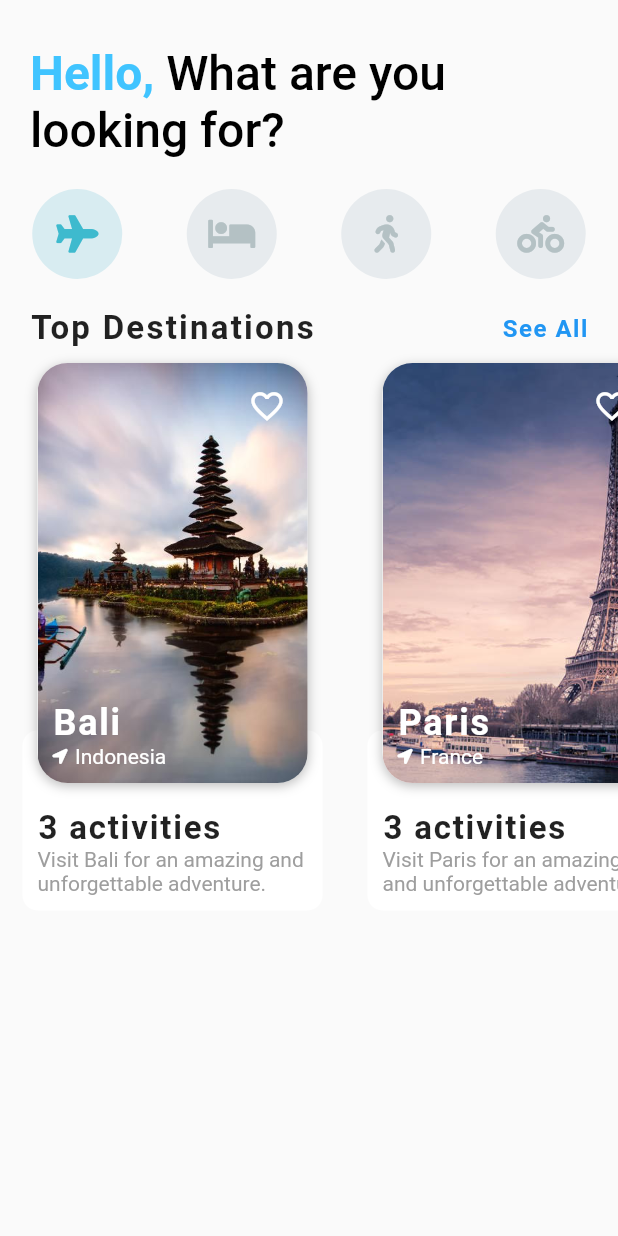
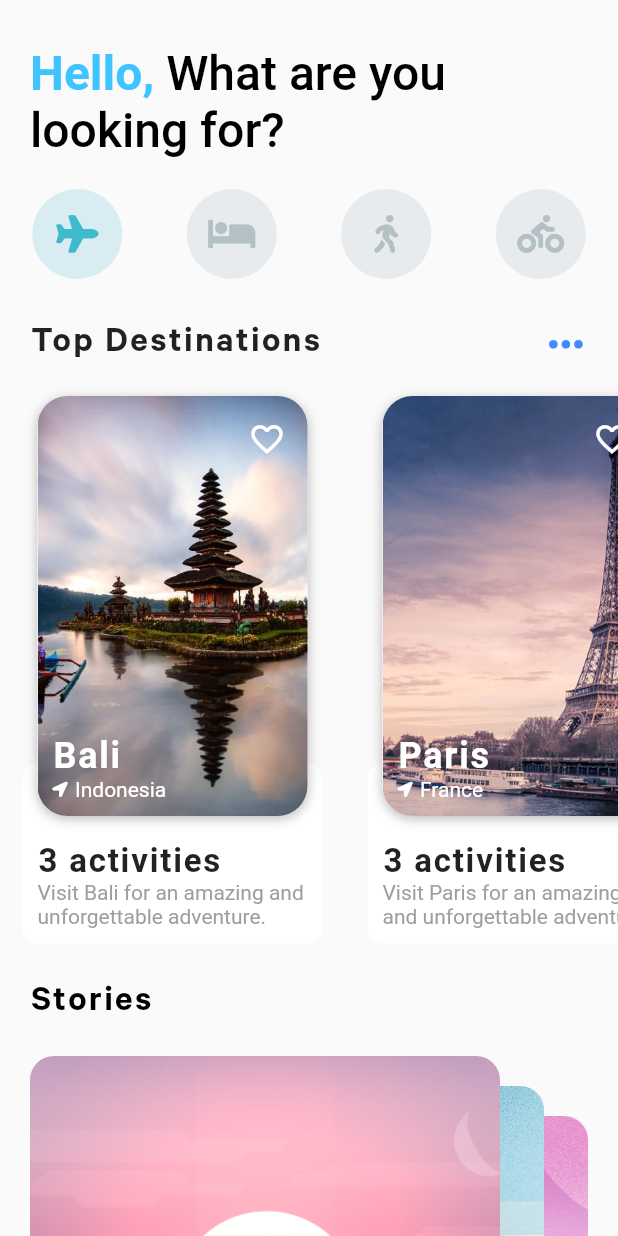
Before and after one commit to Shika-Dev/travel_for_noobs, a Flutter app: the searchtab screen opened directly, on a phone screen of 412 x 824 dp. Run offline on Flutter 3.47's test engine with Material 2 defaults, Android fonts, the phone set to English and light mode, and no system bars; our stand-ins replace font_awesome_flutter; project files that could hold a hidden picture were left out.

Commit message:
version 2.1: Add Stories Carousel to the main page

```diff
--- a/lib/tabs/searchtab.dart
+++ b/lib/tabs/searchtab.dart
@@ -1,6 +1,7 @@
 import 'package:flutter/material.dart';
 import 'package:font_awesome_flutter/font_awesome_flutter.dart';
 import 'package:travel_for_noobs/widgets/destination_carousel.dart';
+import 'package:travel_for_noobs/widgets/stories_carousel.dart';
 
 class searchtab extends StatefulWidget {
 
@@ -74,7 +75,7 @@ class _HomeScreenState extends State<searchtab> {
             ),
             SizedBox(height: 20.0),
             DestinationCarousel(),
-            SizedBox(height: 20.0),
+            stories_carousel(),
           ],
         ),
       ),
--- a/lib/widgets/destination_carousel.dart
+++ b/lib/widgets/destination_carousel.dart
@@ -4,6 +4,7 @@ import 'package:travel_for_noobs/screen/allDestination_screen.dart';
 import 'package:font_awesome_flutter/font_awesome_flutter.dart';
 import 'package:travel_for_noobs/widgets/favoriteIcon.dart';
 import 'package:travel_for_noobs/screen/destination_screen.dart';
+import 'package:travel_for_noobs/models/customIcons.dart';
 
 class DestinationCarousel extends StatelessWidget {
   @override
@@ -18,9 +19,10 @@ class DestinationCarousel extends StatelessWidget {
               Text(
                 'Top Destinations',
                 style: TextStyle(
-                  fontSize: 22.0,
+                  fontSize: 25.0,
                   fontWeight: FontWeight.bold,
                   letterSpacing: 1.5,
+                  fontFamily: "Calibre-Semibold",
                 ),
               ),
               GestureDetector(
@@ -30,7 +32,7 @@ class DestinationCarousel extends StatelessWidget {
                     builder: (_) => AllDestination(),
                   ),
                 ),
-                child: Text(
+                child: /*Text(
                   'See All',
                   style: TextStyle(
                     color: Theme.of(context).primaryColor,
@@ -38,7 +40,8 @@ class DestinationCarousel extends StatelessWidget {
                     fontWeight: FontWeight.w600,
                     letterSpacing: 1.0,
                   ),
-                ),
+                ),*/
+                IconButton(icon: Icon(CustomIcons.option, size: 10, color: Colors.blueAccent,))
               ),
             ],
           ),
@@ -56,7 +59,7 @@ class DestinationCarousel extends StatelessWidget {
                       context,
                       MaterialPageRoute(
                         builder: (_) => DestinationScreen(
-                          //destination: destination,
+                          destination: destination,
                         ),
                       ),
                     ),
--- /dev/null
+++ b/lib/widgets/stories_carousel.dart
@@ -0,0 +1,167 @@
+import 'package:flutter/material.dart';
+import 'package:travel_for_noobs/models/data.dart';
+import 'dart:math';
+
+class stories_carousel extends StatefulWidget {
+  @override
+  _stories_carouselState createState() => new _stories_carouselState();
+}
+
+var cardAspectRatio = 12.0 / 16.0;
+var widgetAspectRatio = cardAspectRatio * 1.2;
+
+class _stories_carouselState extends State<stories_carousel> {
+  var currentPage = images.length - 1.0;
+
+  @override
+  Widget build(BuildContext context) {
+    PageController controller = PageController(initialPage: images.length - 1);
+    controller.addListener(() {
+      setState(() {
+        currentPage = controller.page;
+      });
+    });
+
+    return Column(
+      children: <Widget>[
+                  Padding(
+                    padding: EdgeInsets.symmetric(horizontal: 20.0),
+                    child: Row(
+                      mainAxisAlignment: MainAxisAlignment.spaceBetween,
+                      children: <Widget>[
+                        Text("Stories",
+                            style: TextStyle(
+                              color: Colors.black,
+                              fontSize: 25.0,
+                              fontFamily: "Calibre-Semibold",
+                              letterSpacing: 1.5,
+                              fontWeight: FontWeight.bold
+                            )),
+                      ],
+                    ),
+                  ),
+                  Stack(
+                    children: <Widget>[
+                      CardScroll_Widget(currentPage),
+                      Positioned.fill(
+                        child: PageView.builder(
+                          itemCount: images.length,
+                          controller: controller,
+                          reverse: true,
+                          itemBuilder: (context, index) {
+                            return Container();
+                          },
+                        ),
+                      )
+                    ],
+                  ),
+                ],
+              );
+  }
+}
+
+class CardScroll_Widget extends StatelessWidget {
+  var currentPage;
+  var padding = 20.0;
+  var verticalInset = 20.0;
+
+  CardScroll_Widget(this.currentPage);
+
+  @override
+  Widget build(BuildContext context) {
+    return new AspectRatio(
+      aspectRatio: widgetAspectRatio,
+      child: LayoutBuilder(builder: (context, contraints) {
+        var width = contraints.maxWidth;
+        var height = contraints.maxHeight;
+
+        var safeWidth = width - 2 * padding;
+        var safeHeight = height - 2 * padding;
+
+        var heightOfPrimaryCard = safeHeight;
+        var widthOfPrimaryCard = heightOfPrimaryCard * cardAspectRatio;
+
+        var primaryCardLeft = safeWidth - widthOfPrimaryCard;
+        var horizontalInset = primaryCardLeft / 2;
+
+        List<Widget> cardList = new List();
+
+        for (var i = 0; i < images.length; i++) {
+          var delta = i - currentPage;
+          bool isOnRight = delta > 0;
+
+          var start = padding +
+              max(
+                  primaryCardLeft -
+                      horizontalInset * -delta * (isOnRight ? 15 : 1),
+                  0.0);
+
+          var cardItem = Positioned.directional(
+            top: padding + verticalInset * max(-delta, 0.0),
+            bottom: padding + verticalInset * max(-delta, 0.0),
+            start: start,
+            textDirection: TextDirection.rtl,
+            child: ClipRRect(
+              borderRadius: BorderRadius.circular(16.0),
+              child: Container(
+                decoration: BoxDecoration(color: Colors.white, boxShadow: [
+                  BoxShadow(
+                      color: Colors.black12,
+                      offset: Offset(3.0, 6.0),
+                      blurRadius: 10.0)
+                ]),
+                child: AspectRatio(
+                  aspectRatio: cardAspectRatio,
+                  child: Stack(
+                    fit: StackFit.expand,
+                    children: <Widget>[
+                      Image.asset(images[i], fit: BoxFit.cover),
+                      Align(
+                        alignment: Alignment.bottomLeft,
+                        child: Column(
+                          mainAxisSize: MainAxisSize.min,
+                          crossAxisAlignment: CrossAxisAlignment.start,
+                          children: <Widget>[
+                            Padding(
+                              padding: EdgeInsets.symmetric(
+                                  horizontal: 16.0, vertical: 8.0),
+                              child: Text(title[i],
+                                  style: TextStyle(
+                                      color: Colors.white,
+                                      fontSize: 25.0,
+                                      fontFamily: "SF-Pro-Text-Regular")),
+                            ),
+                            SizedBox(
+                              height: 10.0,
+                            ),
+                            Padding(
+                              padding: const EdgeInsets.only(
+                                  left: 12.0, bottom: 12.0),
+                              child: Container(
+                                padding: EdgeInsets.symmetric(
+                                    horizontal: 22.0, vertical: 6.0),
+                                decoration: BoxDecoration(
+                                    color: Colors.blueAccent,
+                                    borderRadius: BorderRadius.circular(20.0)),
+                                child: Text("Read Now",
+                                    style: TextStyle(color: Colors.white)),
+                              ),
+                            )
+                          ],
+                        ),
+                      )
+                    ],
+                  ),
+                ),
+              ),
+            ),
+          );
+          cardList.add(cardItem);
+        }
+        return Stack(
+          children: cardList,
+        );
+      }),
+    );
+  }
+}
```
